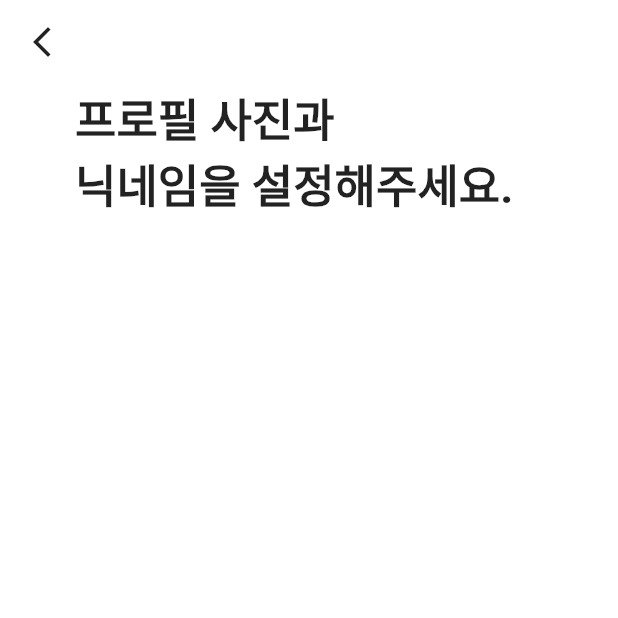
After one commit to Donne-All-Around/DonneAllAround, a Flutter app: the ProfileSettingPage screen opened directly, on a phone screen of 412 x 824 dp, the top half of it. The commit adds this screen. Run offline on Flutter 3.47's test engine with Material 2 defaults, Android fonts, the light colour scheme and no system bars; our stand-ins replace awesome_bottom_bar.

Commit message:
0913 ha 프로필 설정 페이지 멘트 추가

```diff
--- a/login/lib/join_page.dart
+++ b/login/lib/join_page.dart
@@ -1,7 +1,7 @@
 import 'package:flutter/material.dart';
 import 'package:login/location_information.dart';
 import 'package:login/personal_information.dart';
-import 'package:login/profile1_page.dart';
+import 'package:login/profilesetting_page.dart';
 
 class JoinPage extends StatefulWidget {
   const JoinPage({super.key});
@@ -231,7 +231,7 @@ class _JoinPageState extends State<JoinPage> {
                       // 버튼을 활성화하고 이벤트를 처리합니다.(인증문자 보내는 기능 넣어야 함)
                       Navigator.push(
                         context,
-                        MaterialPageRoute(builder: (context) => const ProfilePage()),
+                        MaterialPageRoute(builder: (context) => const ProfileSettingPage()),
                       );
                     }
                   },
--- /dev/null
+++ b/login/lib/profilesetting_page.dart
@@ -0,0 +1,74 @@
+import 'package:flutter/material.dart';
+
+class ProfileSettingPage extends StatefulWidget {
+  const  ProfileSettingPage({super.key});
+
+  @override
+  State< ProfileSettingPage> createState() => _ProfileSettingPageState();
+}
+
+class _ProfileSettingPageState extends State< ProfileSettingPage> {
+  @override
+  Widget build(BuildContext context){
+    return GestureDetector(
+      onTap: () => FocusManager.instance.primaryFocus?.unfocus(),
+      child: Scaffold(
+        backgroundColor: Colors.white,
+        appBar: AppBar(
+          backgroundColor: Colors.white,
+          leading: IconButton(
+            icon: const Icon(
+              Icons.arrow_back_ios_new_outlined,
+              color: Colors.black87,
+            ),
+            onPressed: () {
+              Navigator.pop(context);
+            },
+          ),
+          elevation: 0,
+        ),
+        body: SingleChildScrollView(
+          child: Container(
+            margin: const EdgeInsets.fromLTRB(50, 0, 50, 0),
+            child: const Column(
+              children: [
+                // 멘트
+                Row(
+                  children: [
+                    Text(
+                      '프로필 사진과',
+                      textAlign: TextAlign.start,
+                      style: TextStyle(
+                        fontWeight: FontWeight.bold,
+                        fontSize: 30,
+                      ),
+                    ),
+                  ],
+                ),
+                Row(
+                  children: [
+                    Text(
+                      '닉네임을 설정해주세요.',
+                      textAlign: TextAlign.start,
+                      style: TextStyle(
+                        fontWeight: FontWeight.bold,
+                        fontSize: 30,
+                      ),
+                    ),
+                  ],
+                ),
+                SizedBox(height: 20,),
+                // 사진변경
+
+                // 닉네임 & 중복체크
+
+                // 시작하기 버튼
+              ],
+            ),
+          ),
+        ),
+      ),
+    );
+  }
+
+}
```
Also changed, not shown: login/lib/profile1_page.dart (deleted, +0 -51 lines).
